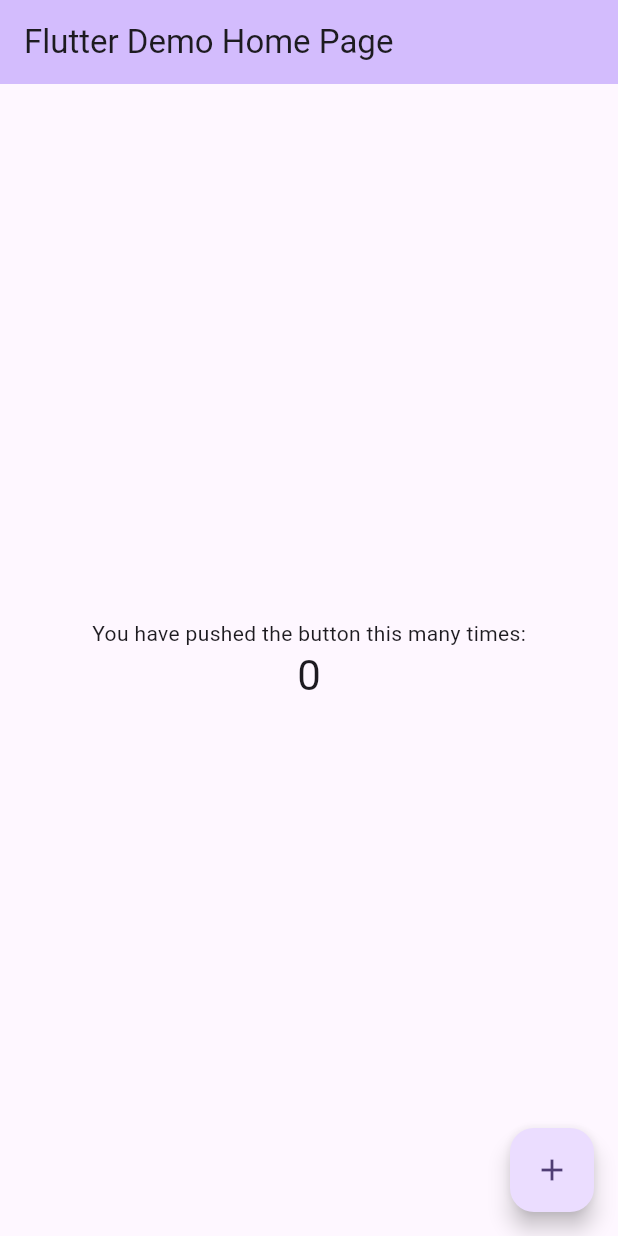
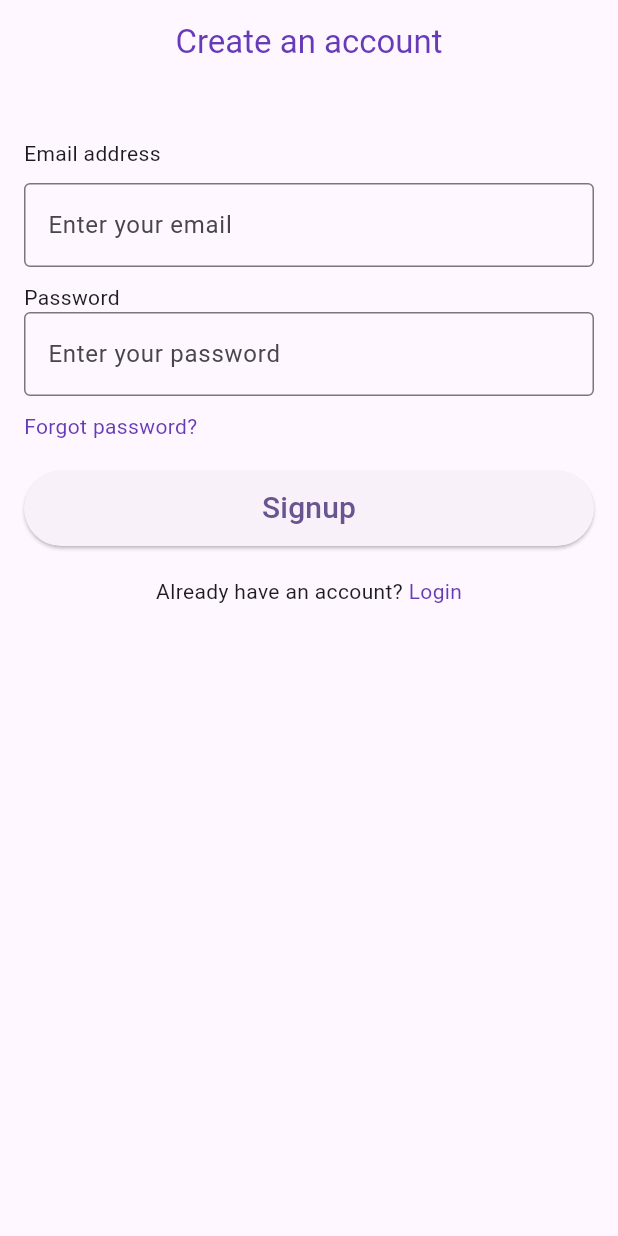
Before and after one commit to valamital/ShopSmartly, a Flutter app: the screen it shows after launch, on a phone screen of 412 x 824 dp. Run offline on Flutter 3.47's test engine with Material 3 defaults, Android fonts, the phone set to English and light mode, and no system bars; our stand-ins replace bloc, equatable, firebase_auth, firebase_core, flutter_bloc, google_sign_in; accounts and stored records are empty.

Commit message:
add fierbase auth code

```diff
--- /dev/null
+++ b/lib/bloc/authentication_event.dart
@@ -0,0 +1,24 @@
+part of 'authentication_bloc.dart';
+
+
+
+abstract class AuthenticationEvent {
+  const AuthenticationEvent();
+
+  List<Object> get props => [];
+
+}
+
+class SignUpUser extends AuthenticationEvent {
+  final String email;
+  final String password;
+
+  const SignUpUser(this.email, this.password);
+
+  @override
+  List<Object> get props => [email, password];
+}
+class SignInWithGoogleEvent extends AuthenticationEvent {}
+
+
+class SignOut extends AuthenticationEvent {}
--- /dev/null
+++ b/lib/bloc/authentication_state.dart
@@ -0,0 +1,35 @@
+part of 'authentication_bloc.dart';
+
+// @immutable
+// sealed class AuthenticationState {}
+
+// final class AuthenticationInitial extends AuthenticationState {}
+
+abstract class AuthenticationState {
+  const AuthenticationState();
+
+  List<Object> get props => [];
+}
+
+class AuthenticationInitialState extends AuthenticationState {}
+
+class AuthenticationLoadingState extends AuthenticationState {
+ final bool isLoading;
+
+  AuthenticationLoadingState({required this.isLoading});
+}
+class AuthenticationSuccessState extends AuthenticationState {
+  final UserModel user;
+
+  const AuthenticationSuccessState(this.user);
+  @override
+  List<Object> get props => [user];
+}
+class AuthenticationFailureState extends AuthenticationState {
+  final String errorMessage;
+
+  const AuthenticationFailureState(this.errorMessage);
+
+  @override
+  List<Object> get props => [errorMessage];
+}
--- a/lib/main.dart
+++ b/lib/main.dart
@@ -1,7 +1,21 @@
+
 import 'package:flutter/material.dart';
 
-void main() {
-  runApp(const MyApp());
+import 'package:firebase_core/firebase_core.dart';
+import 'package:flutter_bloc/flutter_bloc.dart';
+import 'package:shop_smartly/screens/auth_flow.dart';
+import 'bloc/authentication_bloc.dart';
+import 'firebase_options.dart';
+
+void main() async {
+  WidgetsFlutterBinding.ensureInitialized();
+  await Firebase.initializeApp(
+      options: DefaultFirebaseOptions.currentPlatform
+  );
+  runApp(
+      BlocProvider(
+          create: (context) => AuthenticationBloc(),
+          child: const MyApp()));
 }
 
 class MyApp extends StatelessWidget {
@@ -11,115 +25,14 @@
   @override
   Widget build(BuildContext context) {
     return MaterialApp(
-      title: 'Flutter Demo',
-      theme: ThemeData(
-        // This is the theme of your application.
-        //
-        // TRY THIS: Try running your application with "flutter run". You'll see
-        // the application has a purple toolbar. Then, without quitting the app,
-        // try changing the seedColor in the colorScheme below to Colors.green
-        // and then invoke "hot reload" (save your changes or press the "hot
-        // reload" button in a Flutter-supported IDE, or press "r" if you used
-        // the command line to start the app).
-        //
-        // Notice that the counter didn't reset back to zero; the application
-        // state is not lost during the reload. To reset the state, use hot
-        // restart instead.
-        //
-        // This works for code too, not just values: Most code changes can be
-        // tested with just a hot reload.
-        colorScheme: ColorScheme.fromSeed(seedColor: Colors.deepPurple),
-        useMaterial3: true,
-      ),
-      home: const MyHomePage(title: 'Flutter Demo Home Page'),
+        title: 'Flutter Demo',
+        debugShowCheckedModeBanner: false,
+        theme: ThemeData(
+
+          colorScheme: ColorScheme.fromSeed(seedColor: Colors.deepPurple),
+          useMaterial3: true,
+        ),
+        home: const AuthenticationFlowScreen()
     );
   }
 }
-
-class MyHomePage extends StatefulWidget {
-  const MyHomePage({super.key, required this.title});
-
-  // This widget is the home page of your application. It is stateful, meaning
-  // that it has a State object (defined below) that contains fields that affect
-  // how it looks.
-
-  // This class is the configuration for the state. It holds the values (in this
-  // case the title) provided by the parent (in this case the App widget) and
-  // used by the build method of the State. Fields in a Widget subclass are
-  // always marked "final".
-
-  final String title;
-
-  @override
-  State<MyHomePage> createState() => _MyHomePageState();
-}
-
-class _MyHomePageState extends State<MyHomePage> {
-  int _counter = 0;
-
-  void _incrementCounter() {
-    setState(() {
-      // This call to setState tells the Flutter framework that something has
-      // changed in this State, which causes it to rerun the build method below
-      // so that the display can reflect the updated values. If we changed
-      // _counter without calling setState(), then the build method would not be
-      // called again, and so nothing would appear to happen.
-      _counter++;
-    });
-  }
-
-  @override
-  Widget build(BuildContext context) {
-    // This method is rerun every time setState is called, for instance as done
-    // by the _incrementCounter method above.
-    //
-    // The Flutter framework has been optimized to make rerunning build methods
-    // fast, so that you can just rebuild anything that needs updating rather
-    // than having to individually change instances of widgets.
-    return Scaffold(
-      appBar: AppBar(
-        // TRY THIS: Try changing the color here to a specific color (to
-        // Colors.amber, perhaps?) and trigger a hot reload to see the AppBar
-        // change color while the other colors stay the same.
-        backgroundColor: Theme.of(context).colorScheme.inversePrimary,
-        // Here we take the value from the MyHomePage object that was created by
-        // the App.build method, and use it to set our appbar title.
-        title: Text(widget.title),
-      ),
-      body: Center(
-        // Center is a layout widget. It takes a single child and positions it
-        // in the middle of the parent.
-        child: Column(
-          // Column is also a layout widget. It takes a list of children and
-          // arranges them vertically. By default, it sizes itself to fit its
-          // children horizontally, and tries to be as tall as its parent.
-          //
-          // Column has various properties to control how it sizes itself and
-          // how it positions its children. Here we use mainAxisAlignment to
-          // center the children vertically; the main axis here is the vertical
-          // axis because Columns are vertical (the cross axis would be
-          // horizontal).
-          //
-          // TRY THIS: Invoke "debug painting" (choose the "Toggle Debug Paint"
-          // action in the IDE, or press "p" in the console), to see the
-          // wireframe for each widget.
-          mainAxisAlignment: MainAxisAlignment.center,
-          children: <Widget>[
-            const Text(
-              'You have pushed the button this many times:',
-            ),
-            Text(
-              '$_counter',
-              style: Theme.of(context).textTheme.headlineMedium,
-            ),
-          ],
-        ),
-      ),
-      floatingActionButton: FloatingActionButton(
-        onPressed: _incrementCounter,
-        tooltip: 'Increment',
-        child: const Icon(Icons.add),
-      ), // This trailing comma makes auto-formatting nicer for build methods.
-    );
-  }
-}
--- /dev/null
+++ b/lib/models/user.dart
@@ -0,0 +1,15 @@
+
+class UserModel {
+  final String? id;
+  final String? email;
+  final String? displayName;
+
+
+  UserModel({
+     this.id,
+     this.email,
+     this.displayName,
+  });
+
+
+}
--- /dev/null
+++ b/lib/screens/auth_flow.dart
@@ -0,0 +1,26 @@
+
+import 'package:firebase_auth/firebase_auth.dart';
+import 'package:flutter/material.dart';
+import 'package:shop_smartly/screens/sign_up.dart';
+
+import 'home.dart';
+
+class AuthenticationFlowScreen extends StatelessWidget {
+  const AuthenticationFlowScreen({super.key});
+  static String id = 'main screen';
+  @override
+  Widget build(BuildContext context) {
+    return Scaffold(
+      body: StreamBuilder<User?>(
+        stream: FirebaseAuth.instance.authStateChanges(),
+        builder: (context, snapshot) {
+          if (snapshot.hasData) {
+            return const HomeScreen();
+          } else {
+            return const SignupScreen();
+          }
+        },
+      ),
+    );
+  }
+}
--- /dev/null
+++ b/lib/screens/sign_up.dart
@@ -0,0 +1,170 @@
+import 'package:firebase_auth/firebase_auth.dart';
+import 'package:flutter/material.dart';
+import 'package:flutter_bloc/flutter_bloc.dart';
+import 'package:google_sign_in/google_sign_in.dart';
+
+import '../bloc/authentication_bloc.dart';
+import 'home.dart';
+
+class SignupScreen extends StatefulWidget {
+  static String id = 'login_screen';
+
+  const SignupScreen({
+    Key? key,
+  }) : super(key: key);
+
+  @override
+  State<SignupScreen> createState() => _SignupScreenState();
+}
+
+class _SignupScreenState extends State<SignupScreen> {
+  // Text Controllers
+  final emailController = TextEditingController();
+  final passwordController = TextEditingController();
+
+  @override
+  void dispose() {
+    emailController.dispose();
+    passwordController.dispose();
+    super.dispose();
+  }
+
+  @override
+  Widget build(BuildContext context) {
+    return Scaffold(
+      appBar: AppBar(
+        title: const Text(
+          'Create an account',
+          style: TextStyle(
+            color: Colors.deepPurple,
+          ),
+        ),
+        centerTitle: true,
+      ),
+      body: Padding(
+        padding: const EdgeInsets.all(16.0),
+        child: Column(
+          crossAxisAlignment: CrossAxisAlignment.start,
+          children:[
+            const SizedBox(height: 20),
+            const Text('Email address'),
+            const SizedBox(height: 10),
+            TextFormField(
+              controller: emailController,
+              decoration: const InputDecoration(
+                border: OutlineInputBorder(),
+                hintText: 'Enter your email',
+              ),
+            ),
+            const SizedBox(height: 10),
+            const Text('Password'),
+            TextFormField(
+              controller: passwordController,
+              decoration: const InputDecoration(
+                border: OutlineInputBorder(),
+                hintText: 'Enter your password',
+              ),
+              obscureText: false,
+            ),
+            const SizedBox(height: 10),
+            GestureDetector(
+              onTap: () {
+                BlocProvider.of<AuthenticationBloc>(context).add(
+                  SignInWithGoogleEvent(),
+                );
+              },
+              child: const Text(
+                'Forgot password?',
+                style: TextStyle(
+                  color: Colors.deepPurple,
+                ),
+              ),
+            ),
+            const SizedBox(height: 20),
+            BlocConsumer<AuthenticationBloc, AuthenticationState>(
+              listener: (context, state) {
+                if (state is AuthenticationSuccessState) {
+                  Navigator.pushNamedAndRemoveUntil(
+                    context,
+                    HomeScreen.id,
+                    (route) => false,
+                  );
+                } else if (state is AuthenticationFailureState) {
+                  showDialog(
+                      context: context,
+                      builder: (context) {
+                        return const AlertDialog(
+                          content: Text('error'),
+                        );
+                      });
+                }
+              },
+              builder: (context, state) {
+                return SizedBox(
+                  height: 50,
+                  width: double.infinity,
+                  child: ElevatedButton(
+                    onPressed: () {
+                      BlocProvider.of<AuthenticationBloc>(context).add(
+                        SignUpUser(
+                          emailController.text.trim(),
+                          passwordController.text.trim(),
+                        ),
+                      );
+                    },
+                    child:  Text(
+                      state is! AuthenticationLoadingState
+                            ? 'Signup'
+                            : '.......',
+                      style: const TextStyle(
+                        fontSize: 20,
+                      ),
+                    ),
+                  ),
+                );
+              },
+            ),
+            const SizedBox(height: 20),
+            Row(
+              mainAxisAlignment: MainAxisAlignment.center,
+              children: [
+                const Text("Already have an account? "),
+                GestureDetector(
+                  onTap: () async {
+                    try {
+                      FirebaseAuth.instance.signInWithEmailAndPassword(
+                        email:  emailController.text.trim(),
+                        password:  passwordController.text.trim(),
+                      ).then((UserCredential userCredential) {
+                        // Successfully signed in
+                        // Navigate to the home screen
+                        Navigator.pushReplacement(
+                          context,
+                          MaterialPageRoute(builder: (context) => HomeScreen()),
+                        );
+                      }).catchError((e) {
+                        // Handle sign-in errors
+                        print("Error: $e");
+                        // You can display an error message or take other actions here
+                      });
+
+                      // User successfully signed in
+                    } catch (e) {
+                      // Handle error
+                    }
+                  },
+                  child: const Text(
+                    'Login',
+                    style: TextStyle(
+                      color: Colors.deepPurple,
+                    ),
+                  ),
+                )
+              ],
+            ),
+          ],
+        ),
+      ),
+    );
+  }
+}
--- /dev/null
+++ b/lib/services/authentication.dart
@@ -0,0 +1,41 @@
+
+import '../models/user.dart';
+import 'package:firebase_auth/firebase_auth.dart';
+class AuthService {
+  final FirebaseAuth _firebaseAuth = FirebaseAuth.instance;
+// ... (other methods)
+
+  /// create user
+  Future<UserModel?> signUpUser(
+    String email,
+    String password,
+  ) async {
+    try {
+      final UserCredential userCredential =
+          await _firebaseAuth.createUserWithEmailAndPassword(
+        email: email.trim(),
+        password: password.trim(),
+      );
+      final User? firebaseUser = userCredential.user;
+      if (firebaseUser != null) {
+        return UserModel(
+          id: firebaseUser.uid,
+          email: firebaseUser.email,
+          displayName: firebaseUser.displayName,
+        );
+      }
+    } on FirebaseAuthException catch (e) {
+      print(e.toString());
+    }
+    return null;
+  }
+
+   ///signOutUser
+   Future<void> signOutUser() async {
+      final User? firebaseUser = FirebaseAuth.instance.currentUser;
+    if (firebaseUser != null) {
+      await FirebaseAuth.instance.signOut();
+    }
+  }
+  // ... (other methods)}
+}
```
Also changed, not shown: lib/bloc/authentication_bloc.dart (added, +76 -0 lines), lib/screens/home.dart (added, +52 -0 lines), pubspec.yaml (+6 -1 lines), lib/firebase_options.dart (added), pubspec.lock, 20 other files.
